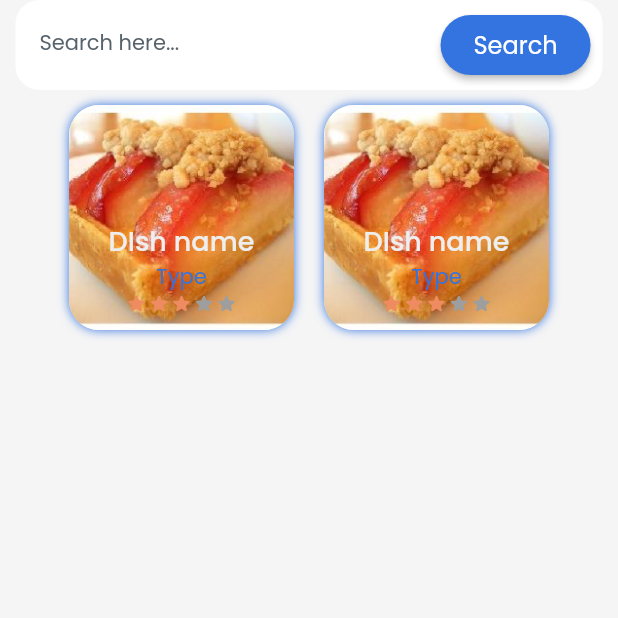
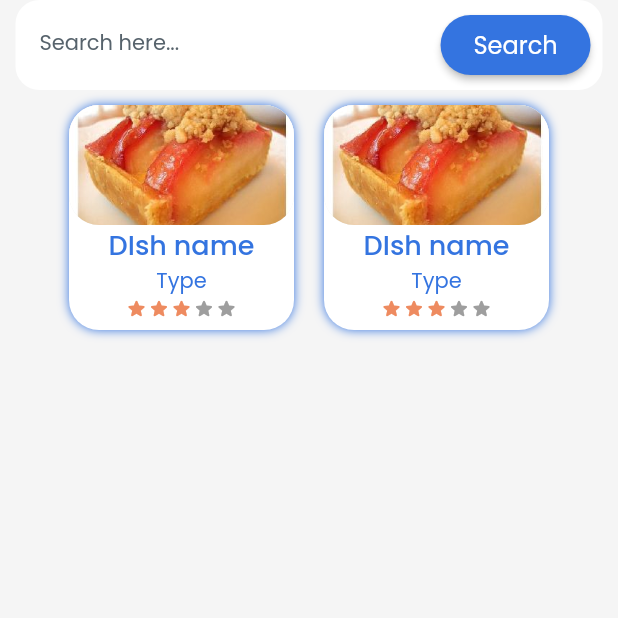
Before and after one commit to subramanyanavada123/rubix22-65-optimise-prime, a Flutter app: the RecipiesearchWidget screen opened directly, on a phone screen of 412 x 824 dp, the top half of it. Run offline on Flutter 3.47's test engine with Material 2 defaults, Android fonts, the phone set to English and light mode, and no system bars; drawn by our look-alikes of auto_size_text, flutter_rating_bar; our stand-ins replace font_awesome_flutter, google_fonts, page_transition, smooth_page_indicator, timeago; missing offline and left inert: json_path.

Commit message:
Updating to latest FlutterFlow output.

```diff
--- a/lib/components/recipiesearch_component_widget.dart
+++ b/lib/components/recipiesearch_component_widget.dart
@@ -24,13 +24,7 @@ class _RecipiesearchComponentWidgetState
         width: 150,
         height: 150,
         decoration: BoxDecoration(
-          color: Color(0xFFEEEEEE),
-          image: DecorationImage(
-            fit: BoxFit.cover,
-            image: Image.asset(
-              'assets/images/try1.jpg',
-            ).image,
-          ),
+          color: FlutterFlowTheme.tertiaryColor,
           boxShadow: [
             BoxShadow(
               blurRadius: 5,
@@ -43,12 +37,24 @@ class _RecipiesearchComponentWidgetState
           mainAxisSize: MainAxisSize.max,
           mainAxisAlignment: MainAxisAlignment.center,
           children: [
-            Padding(
-              padding: EdgeInsetsDirectional.fromSTEB(10, 10, 10, 10),
-              child: Column(
+            Column(
               mainAxisSize: MainAxisSize.max,
-                mainAxisAlignment: MainAxisAlignment.end,
+              mainAxisAlignment: MainAxisAlignment.start,
               children: [
+                Container(
+                  width: 150,
+                  height: 80,
+                  decoration: BoxDecoration(
+                    color: Color(0xFFEEEEEE),
+                    image: DecorationImage(
+                      fit: BoxFit.cover,
+                      image: Image.asset(
+                        'assets/images/try1.jpg',
+                      ).image,
+                    ),
+                    borderRadius: BorderRadius.circular(20),
+                  ),
+                ),
                 Row(
                   mainAxisSize: MainAxisSize.max,
                   children: [
@@ -56,7 +62,7 @@ class _RecipiesearchComponentWidgetState
                       'DIsh name',
                       style: FlutterFlowTheme.title2.override(
                         fontFamily: 'Poppins',
-                          color: Color(0xFFEEEEEE),
+                        color: FlutterFlowTheme.primaryColor,
                         fontSize: 18,
                       ),
                     ),
@@ -95,7 +101,6 @@ class _RecipiesearchComponentWidgetState
                 ),
               ],
             ),
-            ),
           ],
         ),
       ),
```
Lines whose indentation alone changed are shown as unchanged.
